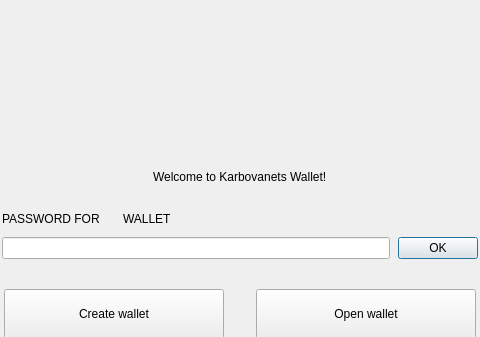
First picture: the form in src/Gui/NoWallet/NoWalletFrame.ui, repository Karbovanets/Karbo-lite, before the edit; both pictures show x 179 to 659 and y 0 to 337 of the 838 by 660 pixel window.
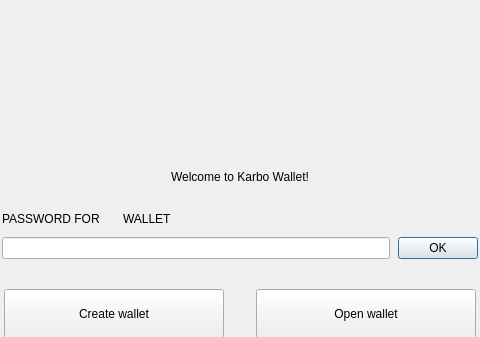
Second picture: the form after the edit. Custom widgets are drawn as their Qt base class.

Commit message: Karbo designation

Patch:
```diff
--- a/src/Gui/NoWallet/NoWalletFrame.ui
+++ b/src/Gui/NoWallet/NoWalletFrame.ui
@@ -54,7 +54,7 @@
    <item alignment="Qt::AlignHCenter">
     <widget class="WalletGui::WalletHeaderLabel" name="m_welcomeLabel">
      <property name="text">
-      <string>Welcome to Karbovanets Wallet!</string>
+      <string>Welcome to Karbo Wallet!</string>
      </property>
     </widget>
    </item>
```
The commit also changes 10 other files.
